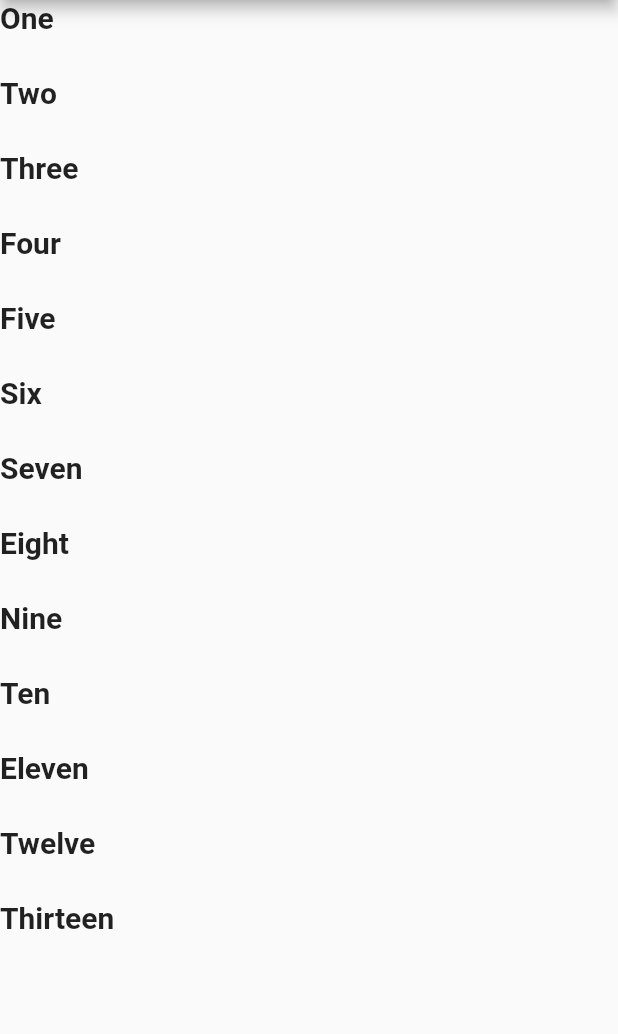
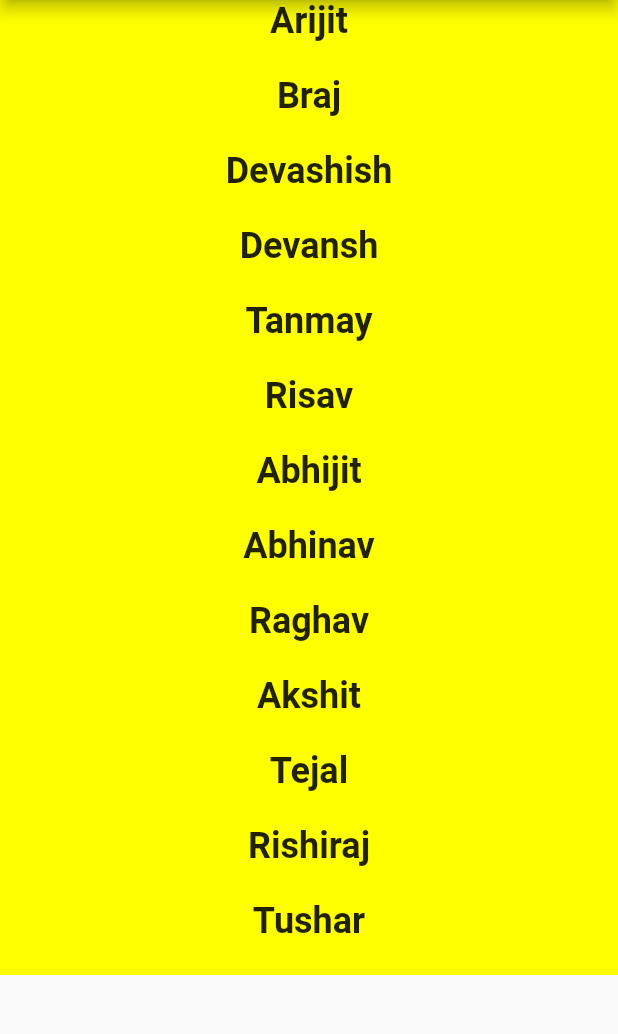
Before and after one commit to Arijit2003/Flutter-Practice, a Flutter app: the screen it shows after launch, on a phone screen of 412 x 824 dp, the part 84-1118 px from its top. Run offline on Flutter 3.47's test engine with Material 2 defaults, Android fonts, the phone set to English and light mode, and no system bars; our stand-ins replace fluttertoast; project files that could hold a hidden picture were left out.

Commit message:
ListView.builder

```diff
--- a/lib/main.dart
+++ b/lib/main.dart
@@ -49,41 +49,25 @@ class _MyHomePageState extends State<MyHomePage> {
 
   @override
   Widget build(BuildContext context) {
-    // This method is rerun every time setState is called, for instance as done
-    // by the _incrementCounter method above.
-    //
-    // The Flutter framework has been optimized to make rerunning build methods
-    // fast, so that you can just rebuild anything that needs updating rather
-    // than having to individually change instances of widgets.
+    var arrNames = ["Arijit","Braj","Devashish","Devansh","Tanmay","Risav","Abhijit","Abhinav","Raghav","Akshit","Tejal","Rishiraj","Tushar"];
+
     return Scaffold(
       appBar: AppBar(
-        // Here we take the value from the MyHomePage object that was created by
-        // the App.build method, and use it to set our appbar title.
+
         title: Text(widget.title),
       ),
       body:
-        ListView(
+        ListView.builder(itemBuilder: (context,index){
+            return
+            Container(
+                color: Colors.yellowAccent,
+                child:Text(arrNames[index],textAlign: TextAlign.center,style: const TextStyle(fontSize: 24,fontWeight: FontWeight.bold),)
+            );
+
+          },
           scrollDirection: Axis.vertical,
+          itemCount: arrNames.length,
           itemExtent: 50,
-          children: const [
-            Text("One",style: TextStyle(fontSize: 20,fontWeight: FontWeight.bold),),
-            Text("Two",style: TextStyle(fontSize: 20,fontWeight: FontWeight.bold),),
-
-            Text("Three",style: TextStyle(fontSize: 20,fontWeight: FontWeight.bold),),
-
-            Text("Four",style: TextStyle(fontSize: 20,fontWeight: FontWeight.bold),),
-
-            Text("Five",style: TextStyle(fontSize: 20,fontWeight: FontWeight.bold),),
-            Text("Six",style: TextStyle(fontSize: 20,fontWeight: FontWeight.bold),),
-            Text("Seven",style: TextStyle(fontSize: 20,fontWeight: FontWeight.bold),),
-
-            Text("Eight",style: TextStyle(fontSize: 20,fontWeight: FontWeight.bold),),
-            Text("Nine",style: TextStyle(fontSize: 20,fontWeight: FontWeight.bold),),
-            Text("Ten",style: TextStyle(fontSize: 20,fontWeight: FontWeight.bold),),
-            Text("Eleven",style: TextStyle(fontSize: 20,fontWeight: FontWeight.bold),),
-            Text("Twelve",style: TextStyle(fontSize: 20,fontWeight: FontWeight.bold),),
-            Text("Thirteen",style: TextStyle(fontSize: 20,fontWeight: FontWeight.bold),),
-          ],
         )
 
 
```
